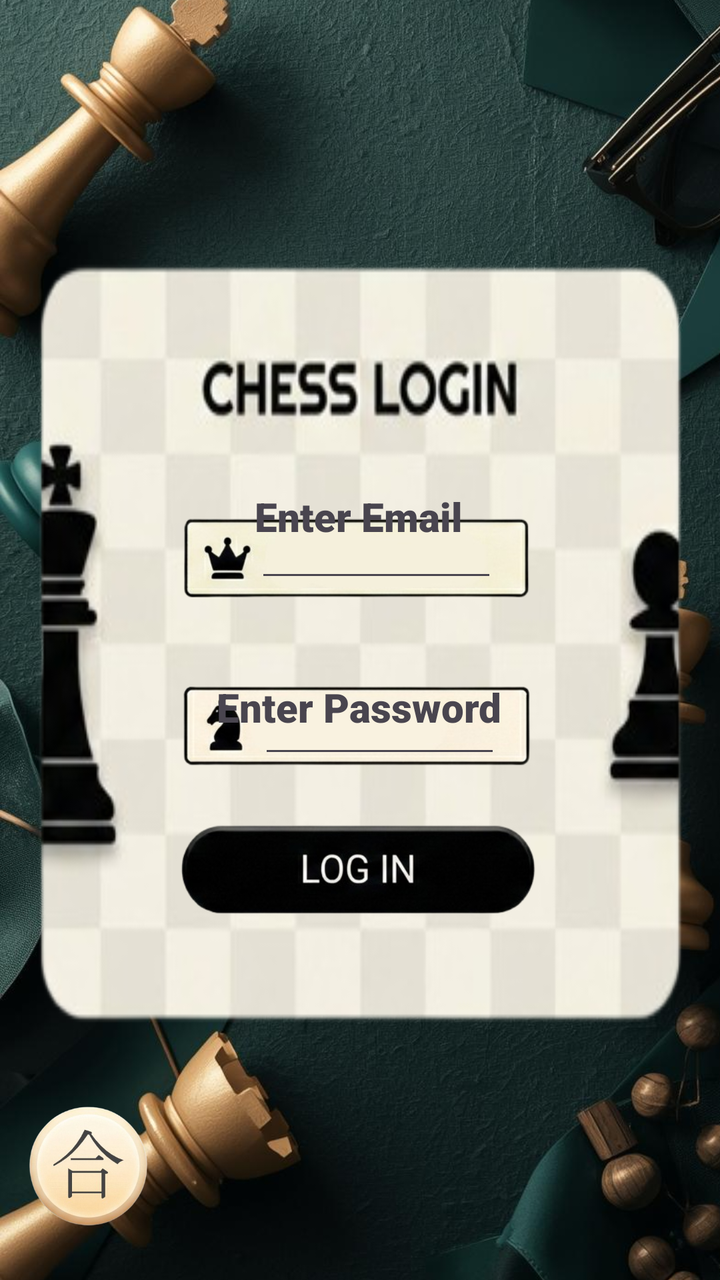
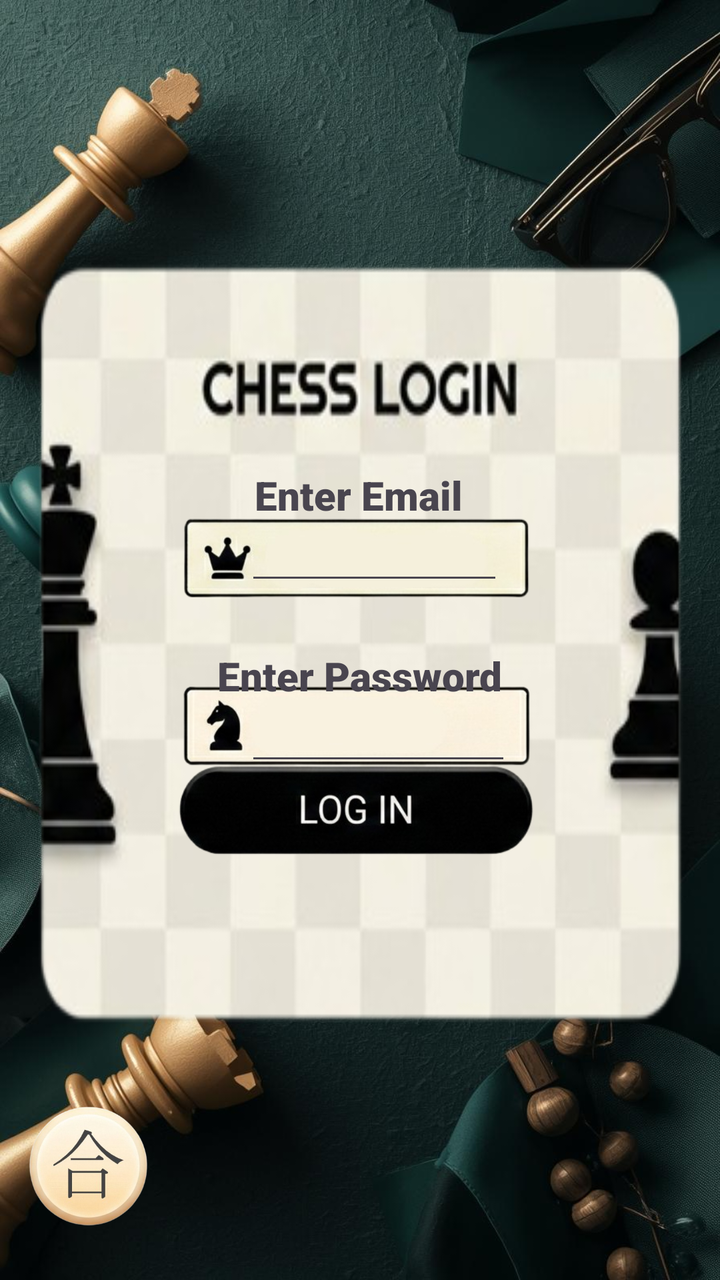

Two renders of the same Android screen: before a commit and after it. Below are the layout's source before the change and the commit's diff.
<!-- AndroidManifest.xml: application theme Theme.ChessGame -->
<!-- res/layout/login.xml -->
<?xml version="1.0" encoding="utf-8"?>
<androidx.constraintlayout.widget.ConstraintLayout xmlns:android="http://schemas.android.com/apk/res/android"
    xmlns:app="http://schemas.android.com/apk/res-auto"
    xmlns:tools="http://schemas.android.com/tools"
    android:layout_width="match_parent"
    android:id="@+id/main"
    android:layout_height="match_parent">


    <ImageView
        android:id="@+id/imageView4"
        android:layout_width="411dp"
        android:layout_height="739dp"
        app:layout_constraintBottom_toBottomOf="parent"
        app:layout_constraintEnd_toEndOf="parent"
        app:layout_constraintHorizontal_bias="0.0"
        app:layout_constraintStart_toStartOf="parent"
        app:layout_constraintTop_toTopOf="parent"
        app:srcCompat="@drawable/lobby" />

    <ImageView
        android:id="@+id/imageView6"
        android:layout_width="594dp"
        android:layout_height="648dp"
        android:scaleType="fitXY"
        app:layout_constraintBottom_toBottomOf="parent"
        app:layout_constraintEnd_toEndOf="parent"
        app:layout_constraintHorizontal_bias="0.502"
        app:layout_constraintStart_toStartOf="parent"
        app:layout_constraintTop_toTopOf="parent"
        app:layout_constraintVertical_bias="0.349"
        app:srcCompat="@drawable/logpage" />

    <ImageButton
        android:id="@+id/imageButton"
        android:layout_width="235dp"
        android:layout_height="203dp"
        android:background="@null"
        android:scaleType="fitXY"
        app:layout_constraintBottom_toBottomOf="parent"
        app:layout_constraintEnd_toEndOf="parent"
        app:layout_constraintStart_toStartOf="parent"
        app:layout_constraintTop_toTopOf="parent"
        app:layout_constraintVertical_bias="0.409"
        app:srcCompat="@drawable/loginbtn1" />

    <ImageButton
        android:id="@+id/imageButton2"
        android:layout_width="239dp"
        android:layout_height="205dp"
        android:background="@null"
        android:scaleType="fitXY"
        app:layout_constraintBottom_toBottomOf="parent"
        app:layout_constraintEnd_toEndOf="parent"
        app:layout_constraintStart_toStartOf="parent"
        app:layout_constraintTop_toTopOf="parent"
        app:layout_constraintVertical_bias="0.604"
        app:srcCompat="@drawable/loginbtn2" />

    <ImageButton
        android:id="@+id/loginbtn"
        android:layout_width="239dp"
        android:layout_height="205dp"
        android:background="@null"
        android:scaleType="fitXY"
        app:layout_constraintBottom_toBottomOf="parent"
        app:layout_constraintEnd_toEndOf="parent"
        app:layout_constraintHorizontal_bias="0.511"
        app:layout_constraintStart_toStartOf="parent"
        app:layout_constraintTop_toTopOf="parent"
        app:layout_constraintVertical_bias="0.76"
        app:srcCompat="@drawable/coolerlogbtn" />

    <EditText
        android:id="@+id/emailtv"
        android:layout_width="121dp"
        android:layout_height="29dp"
        android:textSize="16sp"
        app:layout_constraintBottom_toBottomOf="parent"
        app:layout_constraintEnd_toEndOf="parent"
        app:layout_constraintHorizontal_bias="0.534"
        app:layout_constraintStart_toStartOf="parent"
        app:layout_constraintTop_toTopOf="parent"
        app:layout_constraintVertical_bias="0.437" />

    <EditText
        android:id="@+id/passwordtv"
        android:layout_width="121dp"
        android:layout_height="29dp"
        android:textSize="16sp"
        app:layout_constraintBottom_toBottomOf="parent"
        app:layout_constraintEnd_toEndOf="parent"
        app:layout_constraintHorizontal_bias="0.541"
        app:layout_constraintStart_toStartOf="parent"
        app:layout_constraintTop_toTopOf="parent"
        app:layout_constraintVertical_bias="0.581" />

    <TextView
        android:id="@+id/textView5"
        android:layout_width="wrap_content"
        android:layout_height="wrap_content"
        android:fontFamily="sans-serif-black"
        android:text="Enter Email"
        android:textSize="20sp"
        app:layout_constraintBottom_toBottomOf="@+id/imageView4"
        app:layout_constraintEnd_toEndOf="parent"
        app:layout_constraintHorizontal_bias="0.498"
        app:layout_constraintStart_toStartOf="parent"
        app:layout_constraintTop_toTopOf="parent"
        app:layout_constraintVertical_bias="0.369" />

    <TextView
        android:id="@+id/textView6"
        android:layout_width="wrap_content"
        android:layout_height="wrap_content"
        android:fontFamily="sans-serif-black"
        android:text="Enter Password"
        android:textSize="20sp"
        app:layout_constraintBottom_toBottomOf="@+id/imageView4"
        app:layout_constraintEnd_toEndOf="parent"
        app:layout_constraintHorizontal_bias="0.498"
        app:layout_constraintStart_toStartOf="parent"
        app:layout_constraintTop_toTopOf="parent"
        app:layout_constraintVertical_bias="0.513" />

    <ImageButton
        android:id="@+id/backbtn"
        android:layout_width="96dp"
        android:layout_height="81dp"
        android:background="@null"
        android:scaleType="fitXY"
        app:layout_constraintBottom_toBottomOf="parent"
        app:layout_constraintEnd_toEndOf="parent"
        app:layout_constraintHorizontal_bias="0.0"
        app:layout_constraintStart_toStartOf="parent"
        app:layout_constraintTop_toTopOf="parent"
        app:layout_constraintVertical_bias="0.972"
        app:srcCompat="@drawable/backbtn" />
</androidx.constraintlayout.widget.ConstraintLayout>
<!-- resources referenced by this layout -->
<resources>
  <!-- drawable backbtn: png bitmap (drawable, 94589 bytes) -->
  <!-- drawable coolerlogbtn: png bitmap (drawable, 55793 bytes) -->
  <!-- drawable lobby: jpg bitmap (drawable, 182438 bytes) -->
  <!-- drawable loginbtn1: png bitmap (drawable, 42903 bytes) -->
  <!-- drawable loginbtn2: png bitmap (drawable, 45196 bytes) -->
  <!-- drawable logpage: png bitmap (drawable, 82907 bytes) -->
  <style name="Theme.ChessGame" parent="Base.Theme.ChessGame" />
  <style name="Base.Theme.ChessGame" parent="Theme.Material3.DayNight.NoActionBar">
          
          
      </style>
</resources>

<!-- the commit's change to res/layout/login.xml (unified diff, before → after) -->
@@ -4,19 +4,9 @@
     xmlns:tools="http://schemas.android.com/tools"
     android:layout_width="match_parent"
     android:id="@+id/main"
-    android:layout_height="match_parent">
+    android:layout_height="match_parent"
+    android:background="@drawable/lobby">
 
-
-    <ImageView
-        android:id="@+id/imageView4"
-        android:layout_width="411dp"
-        android:layout_height="739dp"
-        app:layout_constraintBottom_toBottomOf="parent"
-        app:layout_constraintEnd_toEndOf="parent"
-        app:layout_constraintHorizontal_bias="0.0"
-        app:layout_constraintStart_toStartOf="parent"
-        app:layout_constraintTop_toTopOf="parent"
-        app:srcCompat="@drawable/lobby" />
 
     <ImageView
         android:id="@+id/imageView6"
@@ -65,28 +55,27 @@
         android:scaleType="fitXY"
         app:layout_constraintBottom_toBottomOf="parent"
         app:layout_constraintEnd_toEndOf="parent"
-        app:layout_constraintHorizontal_bias="0.511"
         app:layout_constraintStart_toStartOf="parent"
         app:layout_constraintTop_toTopOf="parent"
-        app:layout_constraintVertical_bias="0.76"
+        app:layout_constraintVertical_bias="0.692"
         app:srcCompat="@drawable/coolerlogbtn" />
 
     <EditText
         android:id="@+id/emailtv"
-        android:layout_width="121dp"
-        android:layout_height="29dp"
+        android:layout_width="129dp"
+        android:layout_height="48dp"
         android:textSize="16sp"
         app:layout_constraintBottom_toBottomOf="parent"
         app:layout_constraintEnd_toEndOf="parent"
-        app:layout_constraintHorizontal_bias="0.534"
+        app:layout_constraintHorizontal_bias="0.531"
         app:layout_constraintStart_toStartOf="parent"
         app:layout_constraintTop_toTopOf="parent"
-        app:layout_constraintVertical_bias="0.437" />
+        app:layout_constraintVertical_bias="0.421" />
 
     <EditText
         android:id="@+id/passwordtv"
-        android:layout_width="121dp"
-        android:layout_height="29dp"
+        android:layout_width="133dp"
+        android:layout_height="38dp"
         android:textSize="16sp"
         app:layout_constraintBottom_toBottomOf="parent"
         app:layout_constraintEnd_toEndOf="parent"
@@ -102,12 +91,12 @@
         android:fontFamily="sans-serif-black"
         android:text="Enter Email"
         android:textSize="20sp"
-        app:layout_constraintBottom_toBottomOf="@+id/imageView4"
+        app:layout_constraintBottom_toBottomOf="parent"
         app:layout_constraintEnd_toEndOf="parent"
         app:layout_constraintHorizontal_bias="0.498"
         app:layout_constraintStart_toStartOf="parent"
         app:layout_constraintTop_toTopOf="parent"
-        app:layout_constraintVertical_bias="0.369" />
+        app:layout_constraintVertical_bias="0.382" />
 
     <TextView
         android:id="@+id/textView6"
@@ -116,12 +105,11 @@
         android:fontFamily="sans-serif-black"
         android:text="Enter Password"
         android:textSize="20sp"
-        app:layout_constraintBottom_toBottomOf="@+id/imageView4"
+        app:layout_constraintBottom_toBottomOf="parent"
         app:layout_constraintEnd_toEndOf="parent"
-        app:layout_constraintHorizontal_bias="0.498"
         app:layout_constraintStart_toStartOf="parent"
         app:layout_constraintTop_toTopOf="parent"
-        app:layout_constraintVertical_bias="0.513" />
+        app:layout_constraintVertical_bias="0.529" />
 
     <ImageButton
         android:id="@+id/backbtn"
